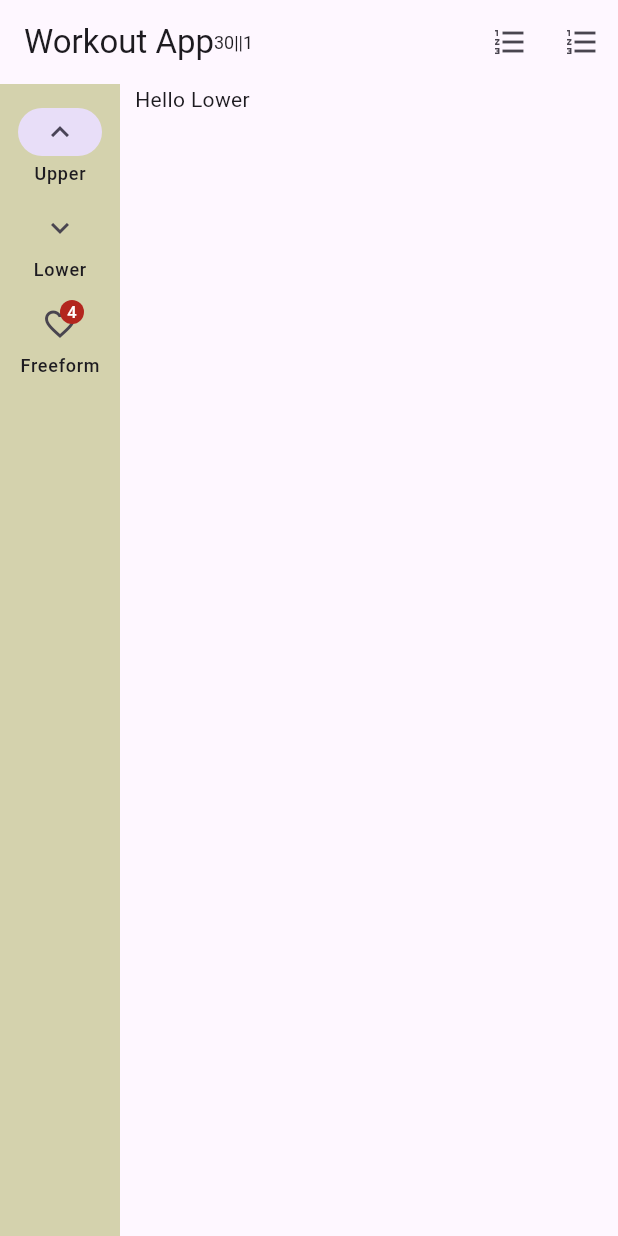
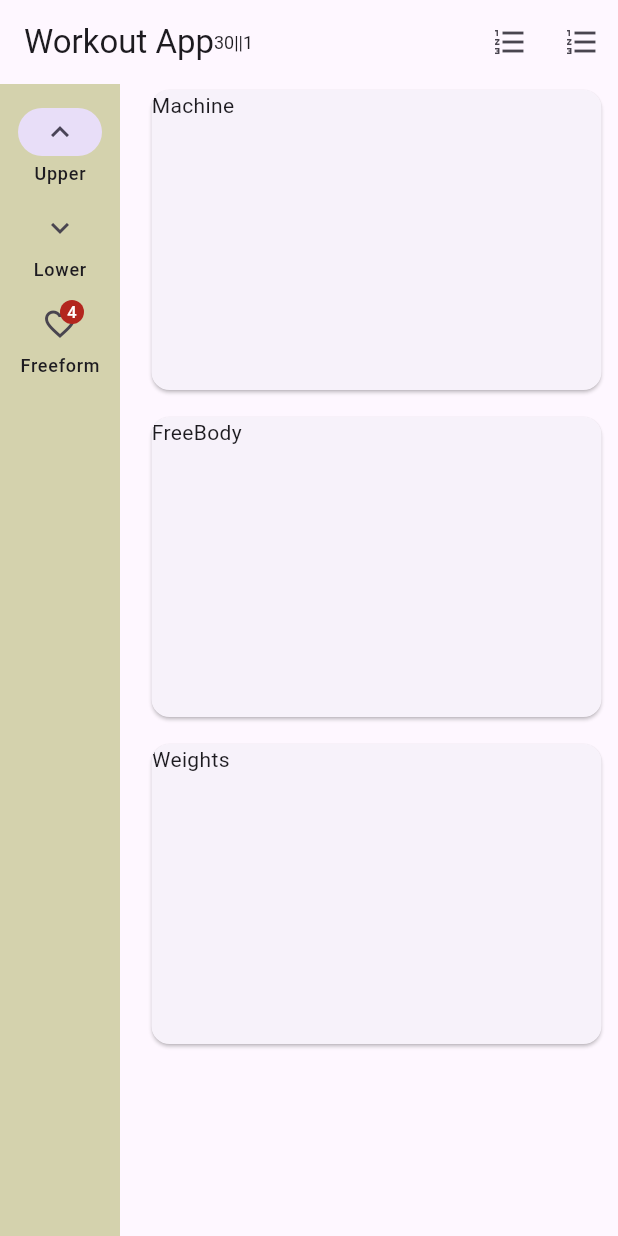
Before and after one commit to mudbharimht/fitness_log, a Flutter app: the screen it shows after launch, after a tap on "Upper", on a phone screen of 412 x 824 dp. Run offline on Flutter 3.47's test engine with Material 3 defaults, Android fonts, the phone set to English and light mode, and no system bars; our stand-ins replace shared_preferences.

Commit message:
optimized by removing pages, now that i think about it why did i even have soo many pages in the first place, fresh mind really does give more clarity. redundency removed and i guess progress made. Still ugly looking app nowhere near complete

```diff
--- /dev/null
+++ b/lib/Widget/SelectionPage.dart
@@ -0,0 +1,99 @@
+import 'package:commuter/Widget/WorkoutPage.dart';
+import 'package:flutter/material.dart';
+
+class SelectionPage extends StatefulWidget {
+  final int selection;
+  const SelectionPage({super.key, required this.selection});
+
+  @override
+  State<SelectionPage> createState() => _SelectionPage();
+}
+
+class _SelectionPage extends State<SelectionPage> {
+  String date = DateTime.now().toIso8601String();
+  String _bodyGroup = "Null";
+  String _workoutType= "Null";
+
+void workoutStarter(){
+  Navigator.push(
+                context,
+                MaterialPageRoute(
+                  builder: (context) => WorkoutPage(
+                    bodyGroup: _bodyGroup,
+                    workoutType: _workoutType,
+                  ),
+                ),
+              );
+}
+  @override
+  Widget build(BuildContext context) {
+    switch (widget.selection) {
+      case 0:
+        _bodyGroup = "Lower";
+        break;
+      case 1:
+        _bodyGroup = "Upper";
+        break;
+      case 2:
+        _bodyGroup = "FreeForm";
+        break;
+      default:
+        break;
+    }
+    return Column(
+      mainAxisAlignment: MainAxisAlignment.start,
+      crossAxisAlignment: CrossAxisAlignment.center,
+      spacing: 10,
+      children: [
+        Card(
+          clipBehavior: Clip.hardEdge,
+          child: InkWell(
+            splashColor: Colors.blue.withAlpha(30),
+            onTap: () {
+              debugPrint('Card tapped.');
+              _workoutType = "Machine";
+              workoutStarter();
+            },
+            child: const SizedBox(
+              width: 300,
+              height: 200,
+              child: Text('Machine'),
+            ),
+          ),
+        ),
+        Card(
+          clipBehavior: Clip.hardEdge,
+          child: InkWell(
+            splashColor: Colors.blue.withAlpha(30),
+            onTap: () {
+              debugPrint('Card tapped.');
+              _workoutType = "Freebody";
+              workoutStarter();
+            },
+            child: const SizedBox(
+              width: 300,
+              height: 200,
+              child: Text('FreeBody'),
+            ),
+          ),
+        ),
+        Card(
+          clipBehavior: Clip.hardEdge,
+          child: InkWell(
+            splashColor: Colors.blue.withAlpha(30),
+            onTap: () {
+              debugPrint('Card tapped.');
+              _workoutType = "Weights";
+              workoutStarter();
+            },
+            child: const SizedBox(
+              width: 300,
+              height: 200,
+              child: Text('Weights'),
+            ),
+          ),
+        ),
+      ],
+    );
+  }
+}
--- a/lib/Widget/UpperPage.dart
+++ /dev/null
@@ -1,18 +0,0 @@
-import 'package:flutter/material.dart';
-
-class UpperPage extends StatefulWidget {
-  const UpperPage({super.key});
-
-@override
-
-State<UpperPage> createState() => _UpperPage();
-}
-
-class _UpperPage extends State<UpperPage> {
-  @override
-  Widget build(BuildContext context){
-    return Scaffold(
-      body: Text("Hello Lower"),
-    );
-  }
-}
--- a/lib/Widget/homescreen.dart
+++ b/lib/Widget/homescreen.dart
@@ -1,11 +1,10 @@
 import 'dart:convert';
 
 import 'package:flutter/material.dart';
-import 'FreeForm.dart';
-import 'LowerPage.dart';
-import 'UpperPage.dart';
+import 'SelectionPage.dart';
 import 'package:shared_preferences/shared_preferences.dart';
 import 'package:commuter/noname/WorkoutItem.dart';
+
 class Homescreen extends StatefulWidget {
   const Homescreen({super.key});
   @override
@@ -26,15 +25,14 @@ class NavBar extends StatefulWidget {
 }
 
 class _NavBar extends State<NavBar> {
-
- Future <List<Workout>> loadData() async{
+  Future<List<Workout>> loadData() async {
     SharedPreferences prefs = await SharedPreferences.getInstance();
     List<String> workoutList = prefs.getStringList('workouts') ?? [];
 
-List<Workout> _workouts = workoutList
+    List<Workout> workouts = workoutList
         .map((w) => Workout.fromJson(jsonDecode(w)))
         .toList();
-    return _workouts;
+    return workouts;
   }
 
   @override
@@ -88,7 +86,7 @@ List<Workout> _workouts = workoutList
                           for (var w in workouts)
                             TableRow(
                               children: [
-                      Text("  ${w.date.substring(0,10)}  "),
+                                Text("  ${w.date.substring(0, 10)}  "),
                                 Text("  ${w.bodyGroup}  "),
                                 Text("  ${w.workoutType}  "),
                                 Text("  ${w.workoutMins.toStringAsFixed(1)}  "),
@@ -102,8 +100,7 @@ List<Workout> _workouts = workoutList
                 ),
               );
             },
-)
-,
+          ),
         ],
       ),
       body: SideRail(),
@@ -121,9 +118,7 @@ class SideRail extends StatefulWidget {
 class _SideRail extends State<SideRail> {
   int _selectedIndex = 0;
 
-  bool _isLower = false;
-  bool _isUpper = false;
-  bool _isFreeForm = false;
+  int _selection = 0;
 
   NavigationRailLabelType labelType = NavigationRailLabelType.all;
   bool showLeading = false;
@@ -147,18 +142,12 @@ class _SideRail extends State<SideRail> {
                 setState(() {
                   _selectedIndex = index;
                   if (index == 0) {
-                    _isUpper = true;
-                    _isLower = false;
-                    _isFreeForm = false;
+                    _selection = 0;
                   } else if (index == 1) {
-                    _isLower = true;
-                    _isUpper = false;
-                    _isFreeForm = false;
+                    _selection = 1;
                   }
                   if (index == 2) {
-                    _isFreeForm = true;
-                    _isLower = false;
-                    _isUpper = false;
+                    _selection = 2;
                   }
                 });
               },
@@ -179,7 +168,7 @@ class _SideRail extends State<SideRail> {
               destinations: <NavigationRailDestination>[
                 NavigationRailDestination(
                   icon: Badge(
-                    isLabelVisible: _isUpper,
+                    isLabelVisible: (_selection == 0),
                     child: Icon(Icons.keyboard_arrow_up),
                   ),
                   selectedIcon: Icon(Icons.keyboard_arrow_up),
@@ -188,7 +177,7 @@ class _SideRail extends State<SideRail> {
 
                 NavigationRailDestination(
                   icon: Badge(
-                    isLabelVisible: _isLower,
+                    isLabelVisible: (_selection == 1),
                     child: Icon(Icons.keyboard_arrow_down),
                   ),
                   selectedIcon: Icon(Icons.keyboard_arrow_down),
@@ -209,15 +198,7 @@ class _SideRail extends State<SideRail> {
               ],
             ),
 
-            Expanded(
-              child: (_isUpper)
-                  ? UpperPage()
-                  : (_isLower)
-                  ? LowerPage()
-                  : (_isFreeForm)
-                  ? FreeForm()
-                  : SizedBox.shrink(),
-            ),
+            Expanded(child: SelectionPage(selection: _selection)),
           ],
         ),
       ),
```
Also changed, not shown: lib/Widget/FreeForm.dart (deleted, +0 -18 lines), lib/Widget/LowerPage.dart (deleted, +0 -79 lines), lib/Widget/WorkoutPage.dart (+23 -6 lines), lib/main.dart (+1 -7 lines), lib/noname/WorkoutItem.dart (+10 -12 lines). Lines whose indentation alone changed are shown as unchanged.
